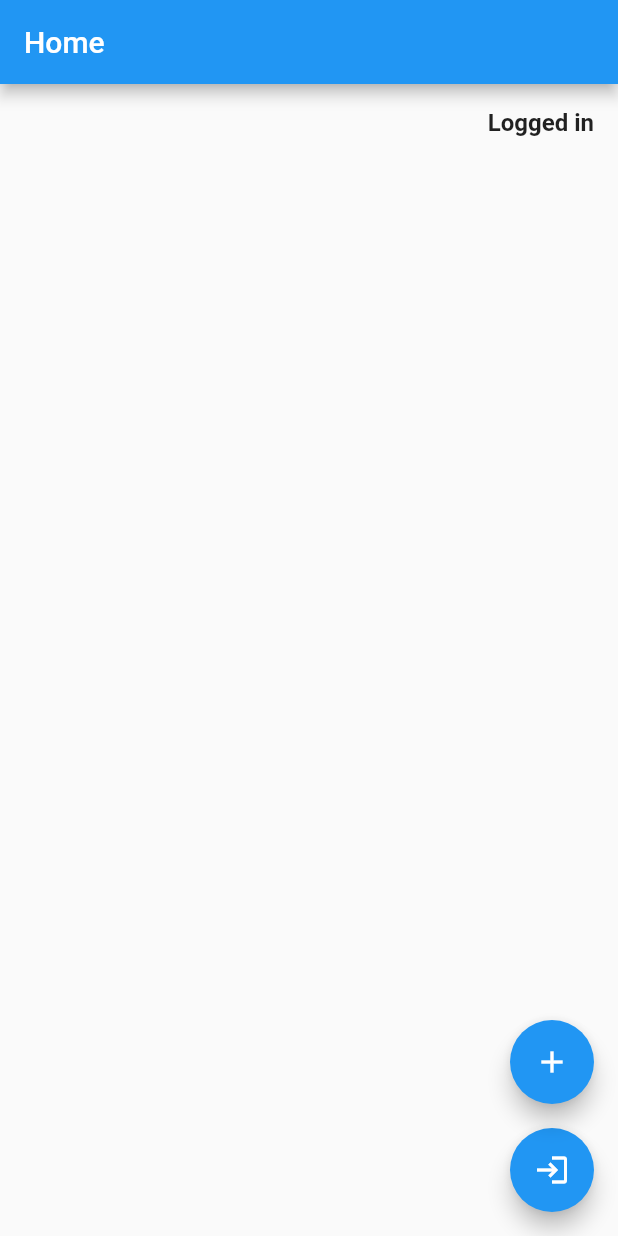
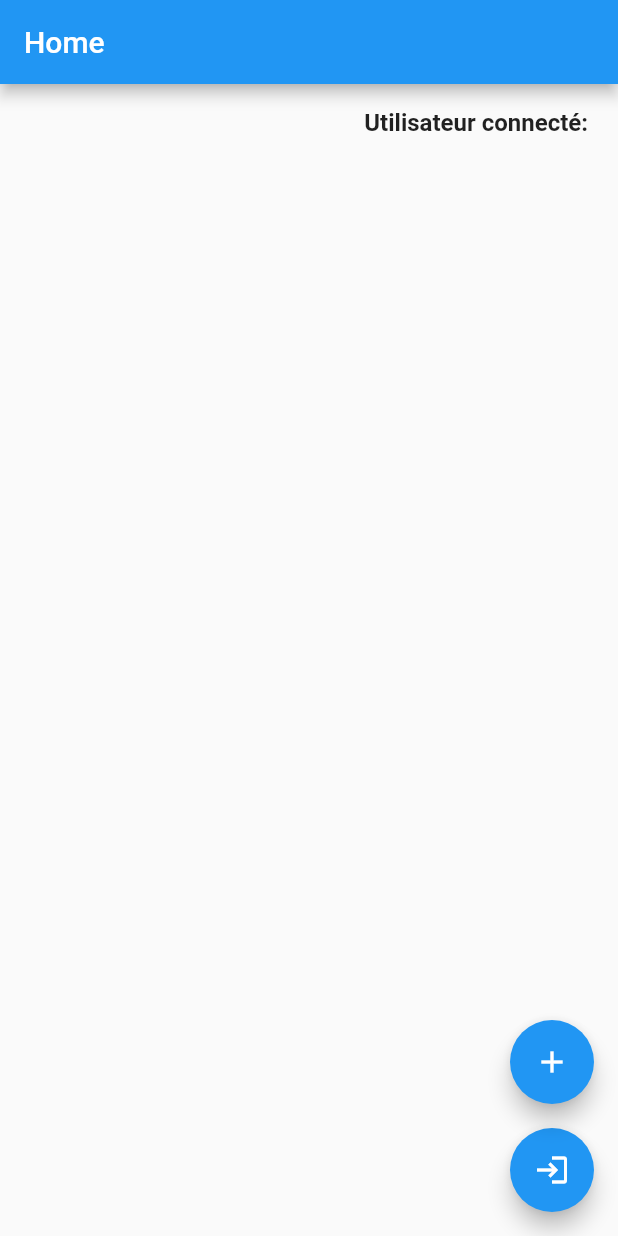
Before and after one commit to Sjetdu77/Forum_G5, a Flutter app: the screen it shows once a user with an empty profile is signed in, on a phone screen of 412 x 824 dp. Run offline on Flutter 3.47's test engine with Material 2 defaults, Android fonts, the phone set to English and light mode, and no system bars; our stand-ins replace cloud_firestore, firebase_auth, firebase_core; accounts and stored records are empty.

Commit message:
ajout message user vous etes connecté

```diff
--- a/lib/HomePage.dart
+++ b/lib/HomePage.dart
@@ -117,12 +117,14 @@ class HomePage extends StatelessWidget {
               } else {
                 if (snapshot.hasData && snapshot.data != null) {
                   // Utilisateur connecté
+                  String userUid = snapshot.data!.displayName ??
+                      ""; // Récupérer le nom d'affichage de l'utilisateur
                   return Align(
                     alignment: Alignment.topRight,
                     child: Container(
                       margin: EdgeInsets.all(16),
                       child: Text(
-                        'Logged in',
+                        'Utilisateur connecté: $userUid',
                         style: TextStyle(
                           fontSize: 16,
                           fontWeight: FontWeight.bold,
```
Also changed, not shown: 1 other file.
